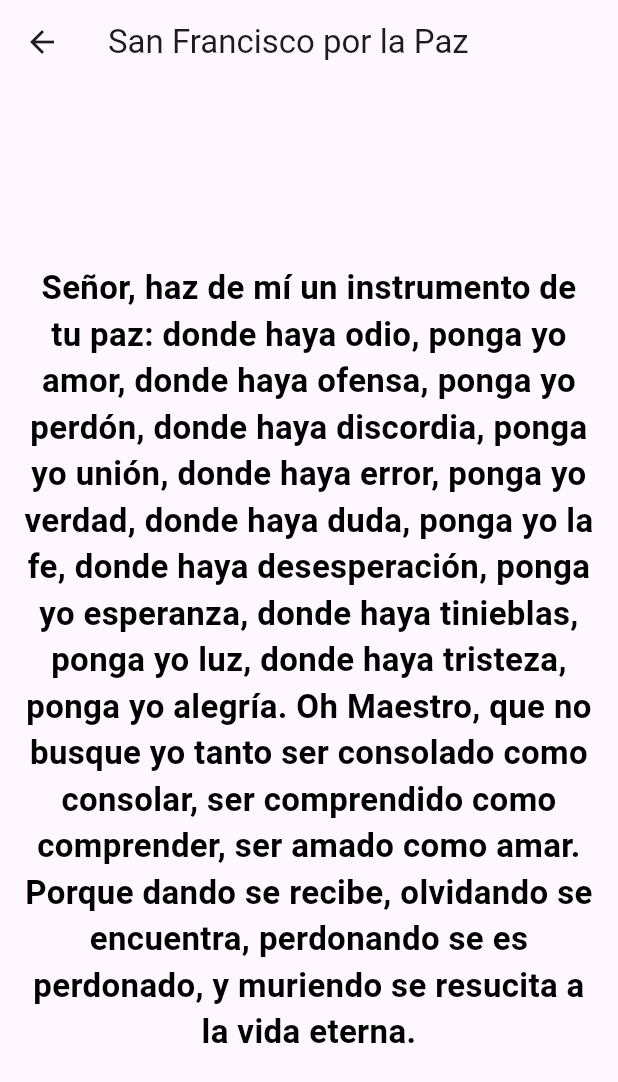
After one commit to meimeifriend/alcielo_1octubre_b, a Flutter app: the GuidedPrayerScreen screen opened directly, after a tap on "San Francisco por la Paz", on a phone screen of 412 x 824 dp. The commit adds this screen. Shown: the top 1082 px of the screen. Run offline on Flutter 3.47's test engine with Material 3 defaults, Android fonts, the phone set to English and light mode, and no system bars; our stand-ins replace video_player.

Commit message:
veneremos y san francisco por la paz

```diff
--- a/lib/screens/guided_prayer_screen.dart
+++ b/lib/screens/guided_prayer_screen.dart
@@ -1,4 +1,6 @@
 import 'package:alcielo_1octubre_b/screens/magnificat_screen.dart';
+import 'package:alcielo_1octubre_b/screens/san_francisco_por_la_paz_screen.dart';
+import 'package:alcielo_1octubre_b/screens/veneremos_screen.dart';
 import 'package:alcielo_1octubre_b/screens/yo_confieso_screen.dart';
 import 'package:flutter/material.dart';
 import 'ave_maria_screen.dart'; // Asegúrate de que estos archivos existan
@@ -106,6 +108,26 @@ class GuidedPrayerScreen extends StatelessWidget {
             },
             child: const Text('Magnificat'),
           ),
+//SAN FRANCISCO POR LA PAZ
+          ElevatedButton(
+            onPressed: () {
+              Navigator.push(
+                context,
+                MaterialPageRoute(builder: (context) => const SanFranciscoPorLaPazScreen()),
+              );
+            },
+            child: const Text('San Francisco por la Paz'),
+          ),
+//VENEREMOS
+          ElevatedButton(
+            onPressed: () {
+              Navigator.push(
+                context,
+                MaterialPageRoute(builder: (context) => const VeneremosScreen()),
+              );
+            },
+            child: const Text('Veneremos'),
+          ),
         ],
       ),
     );
--- /dev/null
+++ b/lib/screens/san_francisco_por_la_paz_screen.dart
@@ -0,0 +1,26 @@
+import 'package:flutter/material.dart';
+
+class SanFranciscoPorLaPazScreen extends StatelessWidget {
+  const SanFranciscoPorLaPazScreen({super.key});
+
+  @override
+  Widget build(BuildContext context) {
+    return Scaffold(
+      appBar: AppBar(title: const Text('San Francisco por la Paz')),
+      body: const Center(
+        child: Padding(
+          padding: EdgeInsets.all(16.0),
+          child: Text(
+            'Señor, haz de mí un instrumento de tu paz: donde haya odio, ponga yo amor, donde haya ofensa, ponga yo perdón, donde haya discordia, ponga yo unión, donde haya error, ponga yo verdad, donde haya duda, ponga yo la fe, donde haya desesperación, ponga yo esperanza, donde haya tinieblas, ponga yo luz, donde haya tristeza, ponga yo alegría. Oh Maestro, que no busque yo tanto ser consolado como consolar, ser comprendido como comprender, ser amado como amar. Porque dando se recibe, olvidando se encuentra, perdonando se es perdonado, y muriendo se resucita a la vida eterna.',
+            style: TextStyle(
+              fontSize: 22,
+              fontWeight: FontWeight.bold,
+              color: Colors.black,
+            ),
+            textAlign: TextAlign.center,
+          ),
+        ),
+      ),
+    );
+  }
+}
```
Also changed, not shown: lib/screens/veneremos_screen.dart (added, +26 -0 lines).
